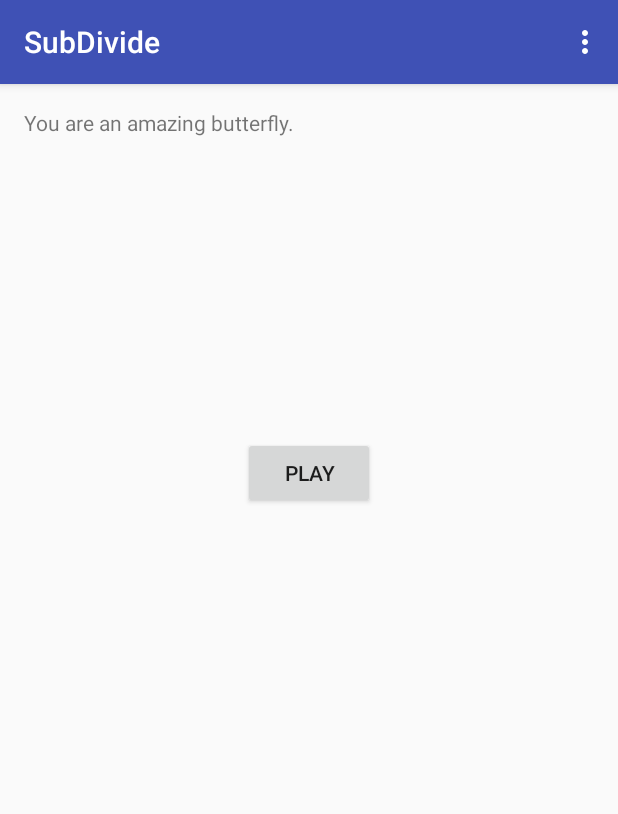
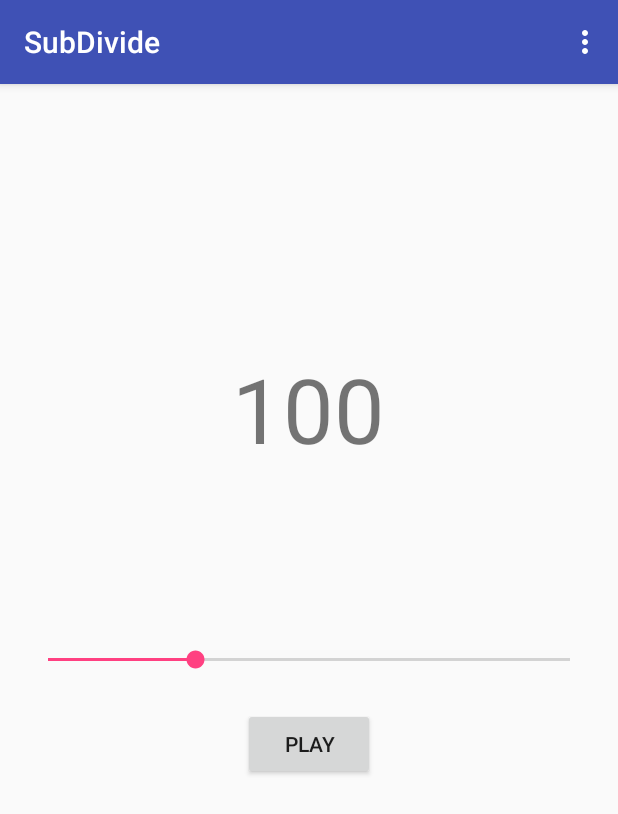
Before and after one commit to choiben314/metronome, an Android app: the screen it shows after launch (MainActivity), on a phone screen of 412 x 824 dp. Shown: the top 814 px of the screen. Run offline under Robolectric (Android 15) with nearby library versions, the phone set to English and light mode, and no system bars.

Commit message:
Add slider to set tempo.

```diff
--- a/app/src/main/java/com/example/ben/metronome/HelpActivity.java
+++ b/app/src/main/java/com/example/ben/metronome/HelpActivity.java
@@ -18,7 +18,5 @@ public class HelpActivity extends AppCompatActivity {
 
         getSupportActionBar().setDisplayHomeAsUpEnabled(true);
 
-
     }
-
 }
--- a/app/src/main/java/com/example/ben/metronome/MainActivity.java
+++ b/app/src/main/java/com/example/ben/metronome/MainActivity.java
@@ -1,20 +1,26 @@
 package com.example.ben.metronome;
 
 import android.content.Intent;
-import android.media.AudioManager;
-import android.media.MediaPlayer;
+
 import android.os.Bundle;
 import android.support.v7.app.AppCompatActivity;
 import android.support.v7.widget.Toolbar;
 import android.view.Menu;
 import android.view.MenuItem;
-import android.view.View;
 import android.widget.Button;
+import android.widget.SeekBar;
+import android.widget.TextView;
 import android.widget.Toast;
 
-import java.util.Timer;
+public class MainActivity extends AppCompatActivity {
 
-public class MainActivity extends AppCompatActivity {
+    public Button playButton;
+    public PlaySound play;
+
+    public void resume(int tempo) {
+        play = new PlaySound(getBaseContext(), playButton);
+        play.resume(tempo);
+    }
 
     @Override
     protected void onCreate(Bundle savedInstanceState) {
@@ -23,21 +29,40 @@ public class MainActivity extends AppCompatActivity {
         Toolbar toolbar = (Toolbar) findViewById(R.id.toolbar);
         setSupportActionBar(toolbar);
 
-        final PlaySound play = new PlaySound();
-        play.mPlayer = MediaPlayer.create(this, R.raw.woodblock);
-        play.play_button = (Button) this.findViewById(R.id.button);
+        playButton = (Button) findViewById(R.id.button);
+        play = new PlaySound(getBaseContext(), playButton);
 
-        play.play_button.setOnClickListener(new View.OnClickListener() {
-            public void onClick(View v) {
-                play.mPlayer.start();
-            }
-        });
-        play.mPlayer.setAudioStreamType(AudioManager.STREAM_MUSIC);
+        final SeekBar tempoBar = (SeekBar)findViewById(R.id.tempoBar);
+        final TextView tempoText = (TextView)findViewById(R.id.tempoText);;
 
-        //new Timer().scheduleAtFixedRate(play, 0, 1000);
+        if (tempoBar != null) {
 
+            tempoBar.setMax(212);
+            tempoBar.setProgress(60);
+
+            resume(100);
+
+            tempoBar.setOnSeekBarChangeListener(new SeekBar.OnSeekBarChangeListener() {
+                @Override
+                public void onProgressChanged(SeekBar seekBar, int progress, boolean fromUser) {
+                    tempoText.setText(String.valueOf(seekBar.getProgress() + 40));
+                }
+
+                @Override
+                public void onStartTrackingTouch(SeekBar seekBar) {
+
+                }
+
+                @Override
+                public void onStopTrackingTouch(SeekBar seekBar) {
+                    if (tempoText != null) {
+                        play.pause();
+                        resume(Integer.parseInt(tempoText.getText().toString()));
+                    }
+                }
+            });
+        }
     }
-
 
     @Override
     public boolean onCreateOptionsMenu(Menu menu) {
--- a/app/src/main/java/com/example/ben/metronome/PlaySound.java
+++ b/app/src/main/java/com/example/ben/metronome/PlaySound.java
@@ -1,10 +1,12 @@
 package com.example.ben.metronome;
 
+import android.content.Context;
 import android.media.AudioManager;
 import android.media.MediaPlayer;
 import android.view.View;
 import android.widget.Button;
 
+import java.util.Timer;
 import java.util.TimerTask;
 
 /**
@@ -13,10 +15,41 @@ import java.util.TimerTask;
 
 public class PlaySound extends TimerTask{
 
-    public MediaPlayer mPlayer;
-    public Button play_button;
+    private static MediaPlayer mPlayer;
+    private Button play_button;
+    private Timer mTimer;
+
+    public PlaySound (Context context, Button button) {
+        mPlayer = MediaPlayer.create(context, R.raw.woodblock);
+        play_button = button;
+
+        play_button.setOnClickListener(new View.OnClickListener() {
+            public void onClick(View v) {
+                mPlayer.start();
+            }
+        });
+
+        mPlayer.setAudioStreamType(AudioManager.STREAM_MUSIC);
+
+        mTimer = new Timer();
+    }
 
     public void run() {
+        if (mPlayer.isPlaying()) {
+            mPlayer.pause();
+            mPlayer.seekTo(0);
+        }
         mPlayer.start();
     }
+
+    public void pause() {
+        mPlayer.release();
+        mTimer.cancel();
+        this.cancel();
+    }
+
+    public void resume(int tempo) {
+        mTimer = new Timer();
+        mTimer.scheduleAtFixedRate(this, 0, 60000 / tempo);
+    }
 }
--- a/app/src/main/res/layout/content_main.xml
+++ b/app/src/main/res/layout/content_main.xml
@@ -15,15 +15,25 @@
     <TextView
         android:layout_width="wrap_content"
         android:layout_height="wrap_content"
-        android:text="You are an amazing butterfly."
-        android:id="@+id/textView" />
+        android:text="100"
+        android:id="@+id/tempoText"
+        android:gravity="center"
+        android:layout_centerHorizontal="true"
+        android:layout_marginTop="160dp"
+        android:textSize="60dp" />
 
     <Button
         android:layout_width="wrap_content"
         android:layout_height="wrap_content"
         android:text="Play"
         android:id="@+id/button"
-        android:layout_below="@+id/textView"
         android:layout_centerHorizontal="true"
-        android:layout_marginTop="200dp" />
+        android:layout_marginTop="400dp" />
+
+    <SeekBar
+        android:layout_width="match_parent"
+        android:layout_height="wrap_content"
+        android:id="@+id/tempoBar"
+        android:layout_centerVertical="true"
+        android:layout_centerHorizontal="true" />
 </RelativeLayout>
```
